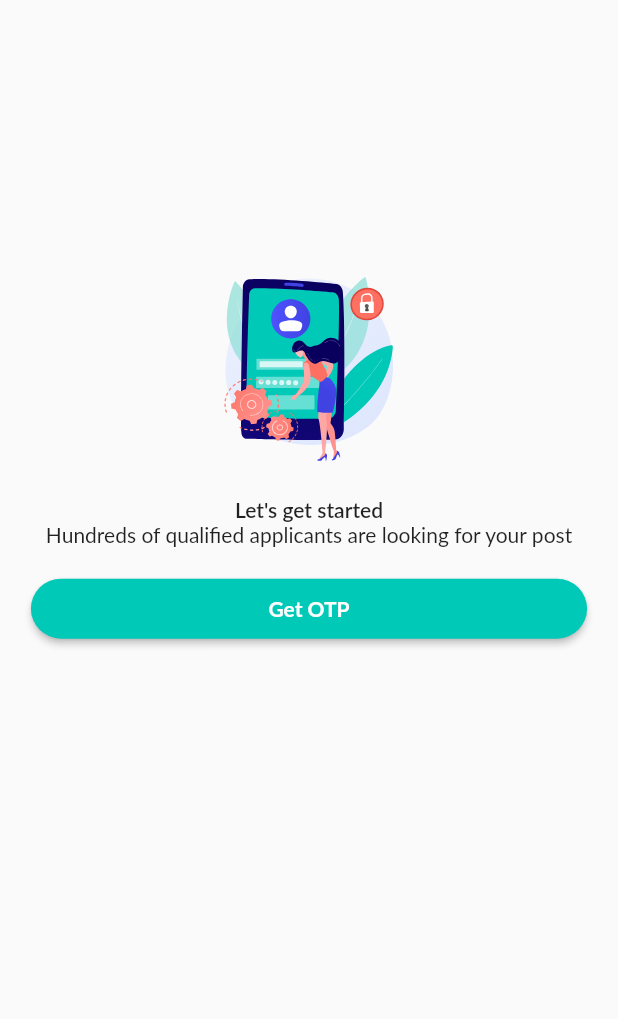
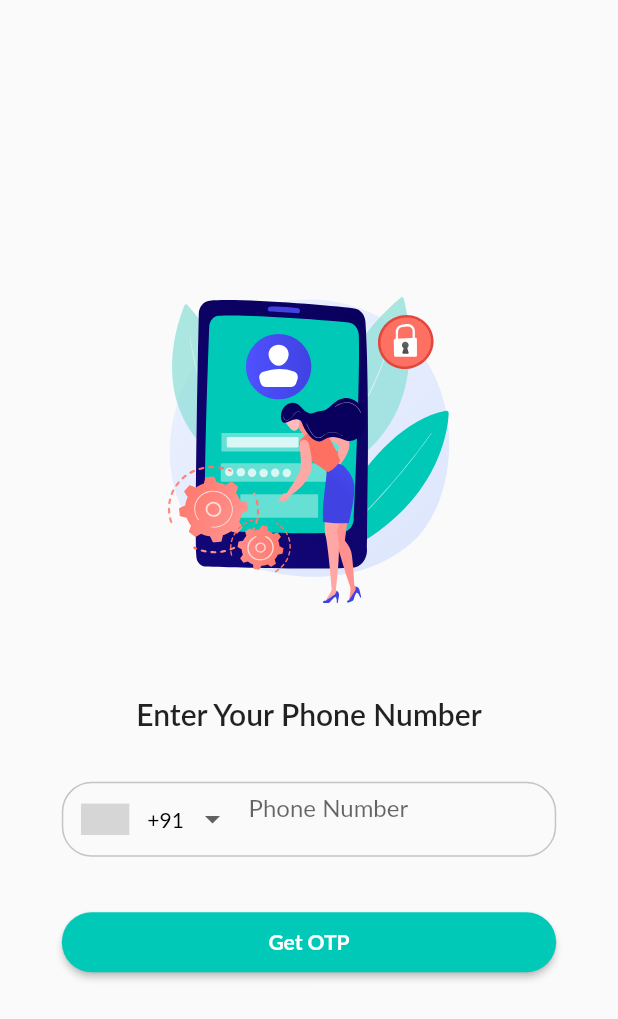
Before and after one commit to namanchandel31/Job-Broadcast, a Flutter app: the LoginScreen screen opened directly, on a phone screen of 412 x 824 dp. Shown: the top 1019 px of the screen. Run offline on Flutter 3.47's test engine with Material 2 defaults, Android fonts, the phone set to English and light mode, and no system bars; drawn by our look-alikes of intl_phone_number_input; our stand-ins replace get, lottie, otp_text_field, sizer, velocity_x; Roboto replaces fonts that are missing (Lato); grey boxes are pictures that could not be loaded.

Commit message:
landing,login,otp

```diff
--- a/lib/appcolors.dart
+++ b/lib/appcolors.dart
@@ -1,7 +1,9 @@
 import 'package:flutter/material.dart';
 
 class AppColors {
-   static const primary = Color(0xff00c9b7);
+  static const primary = Color(0xff00c9b7);
   static const black = Color.fromARGB(255, 0, 0, 0);
   static const white = Color.fromARGB(255, 255, 255, 255);
+  static const greylight = Color.fromARGB(255, 196, 196, 196);
+  static const greytext = Color.fromARGB(255, 73, 73, 73);
 }
--- a/lib/main.dart
+++ b/lib/main.dart
@@ -1,4 +1,5 @@
 import 'package:flutter/material.dart';
+import 'package:get/get.dart';
 import 'package:jobbroadcaster/view/landing_view.dart';
 import 'package:sizer/sizer.dart';
 import 'package:velocity_x/velocity_x.dart';
@@ -20,17 +21,14 @@ class _MyAppState extends State<MyApp> {
   @override
   Widget build(BuildContext context) {
     return Sizer(
-      builder: (context, orientation, deviceType) => MaterialApp(
+      builder: (context, orientation, deviceType) => GetMaterialApp(
         debugShowCheckedModeBanner: false,
         title: 'Job Broadcast',
         color: AppColors.primary,
         theme: ThemeData(
           fontFamily: 'Lato',
-
           primarySwatch: Colors.grey,
         ),
-
-
         home: LandingScreen(),
       ),
     );
--- a/lib/view/login_view.dart
+++ b/lib/view/login_view.dart
@@ -1,3 +1,5 @@
+import 'dart:ui';
+
 import 'package:flutter/material.dart';
 import 'package:flutter/src/foundation/key.dart';
 import 'package:flutter/src/widgets/framework.dart';
@@ -5,39 +7,86 @@ import 'package:get/get.dart';
 import 'package:lottie/lottie.dart';
 import 'package:sizer/sizer.dart';
 import 'package:velocity_x/velocity_x.dart';
-
+import 'package:intl_phone_number_input/intl_phone_number_input.dart';
 import '../appcolors.dart';
 import 'otp_view.dart';
 
-class LoginScreen extends StatefulWidget {
-  const LoginScreen({Key? key}) : super(key: key);
+class LoginScreen extends GetView {
+  @override
+  final TextEditingController controller = TextEditingController();
+  PhoneNumber number = PhoneNumber(isoCode: 'IN');
 
-  @override
-  State<LoginScreen> createState() => _LoginScreenState();
-}
+  LoginScreen({Key? key}) : super(key: key);
 
-class _LoginScreenState extends State<LoginScreen> {
   @override
   Widget build(BuildContext context) {
     return Scaffold(
-        body: Column(
+      body: SingleChildScrollView(
+        child: Column(
           children: [
             20.h.heightBox,
             Container(
-                height: 150,
-                width: 150,
-                child: (Lottie.asset('assets/signin.json')))
-            .centered(),
-        2.h.heightBox,
+                height: 250,
+                width: 250,
+                child: (Lottie.asset(
+                  'assets/signin.json',
+                  // repeat: false,
+                  animate: true,
+                ))).centered(),
+            6.h.heightBox,
             Text(
-          'Let\'s get started',
-          style: TextStyle(fontWeight: FontWeight.w600),
+              'Enter Your Phone Number',
+              style: TextStyle(fontWeight: FontWeight.w600, fontSize: 20),
             ),
-        Text(
-          'Hundreds of qualified applicants are looking for your post',
-          style: TextStyle(fontWeight: FontWeight.w400),
+            4.h.heightBox,
+            Container(
+              // height: 100,
+              width: 80.w,
+              decoration: BoxDecoration(
+                  border: Border.all(color: AppColors.greylight),
+                  borderRadius: BorderRadius.all(Radius.circular(20))),
+              child: InternationalPhoneNumberInput(
+                hintText: 'Phone Number',
+
+                textStyle: TextStyle(
+                  debugLabel: 'Phone',
+                  color: AppColors.black,
                 ),
-        2.h.heightBox,
+                onInputChanged: (PhoneNumber number) {
+                  print(number.phoneNumber);
+                },
+                onInputValidated: (bool value) {
+                  print(value);
+                },
+                selectorConfig: SelectorConfig(
+                  selectorType: PhoneInputSelectorType.DROPDOWN,
+                ),
+                ignoreBlank: false,
+                autoValidateMode: AutovalidateMode.disabled,
+                selectorTextStyle: TextStyle(color: Colors.black),
+                searchBoxDecoration: InputDecoration(),
+                initialValue: number,
+                textFieldController: controller,
+                formatInput: false,
+                keyboardType: TextInputType.numberWithOptions(
+                    signed: true, decimal: true),
+                // inputBorder: InputBorder.,
+                inputDecoration: InputDecoration(
+                  fillColor: AppColors.primary,
+                  // filled: true,
+                  hintText: 'Phone Number',
+                  contentPadding: EdgeInsets.only(bottom: 16),
+                  border: InputBorder.none,
+                  // enabledBorder:
+
+                  //fillColor: Colors.blue,
+                ),
+                onSaved: (PhoneNumber number) {
+                  print('On Saved: ');
+                },
+              ),
+            ),
+            4.h.heightBox,
             ElevatedButton(
               style: ButtonStyle(
                 backgroundColor: MaterialStateProperty.all(AppColors.primary),
@@ -51,15 +100,14 @@ class _LoginScreenState extends State<LoginScreen> {
                   const Size(200, 40),
                 ),
               ),
-            onPressed: () {
-              Get.to(() => OtpScreen());
-            },
+              onPressed: () => Get.to(() => OtpScreen()),
               child: const Text(
                 'Get OTP',
                 style: TextStyle(fontWeight: FontWeight.bold),
               ),
-          ).w(90.w),
+            ).w(80.w),
           ],
+        ),
       ),
     );
   }
--- a/pubspec.yaml
+++ b/pubspec.yaml
@@ -38,6 +38,8 @@ dependencies:
   velocity_x: ^3.5.1
   lottie: ^1.3.0
   get: ^4.6.5
+  intl_phone_number_input: ^0.7.0+2
+  otp_text_field: ^1.1.3
 
 dev_dependencies:
   flutter_test:
```
Also changed, not shown: lib/view/landing_view.dart (+22 -10 lines), lib/view/otp_view.dart (+83 -19 lines), pubspec.lock. Lines whose indentation alone changed are shown as unchanged.
